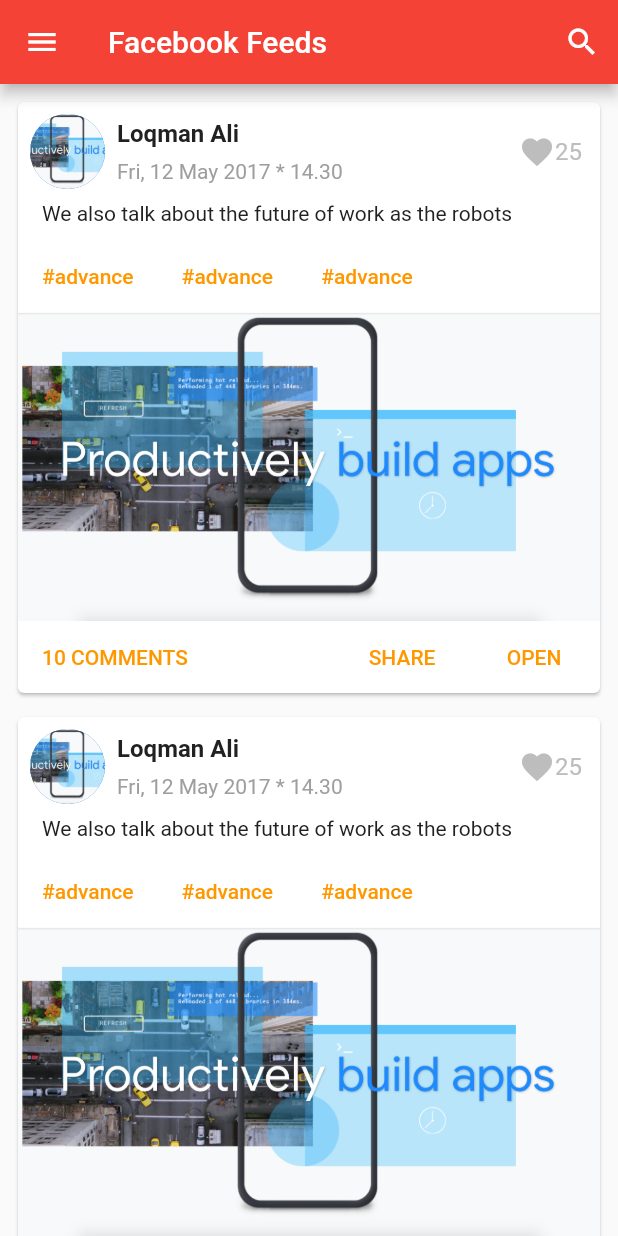
After one commit to loqmanali/flutterappnews5, a Flutter app: the FacebookFeeds screen opened directly, on a phone screen of 412 x 824 dp. The commit adds this screen. Run offline on Flutter 3.47's test engine with Material 2 defaults, Android fonts, the phone set to English and light mode, and no system bars; our stand-ins replace shared_preferences; accounts and stored records are empty.

Commit message:
add facebook feeds screen

```diff
--- /dev/null
+++ b/lib/screens/facebook_feed.dart
@@ -0,0 +1,168 @@
+import 'package:flutter/material.dart';
+import 'package:flutterappnews5/shared_ui/navigation_drawer.dart';
+
+class FacebookFeeds extends StatefulWidget {
+  @override
+  _FacebookFeedsState createState() => _FacebookFeedsState();
+}
+
+class _FacebookFeedsState extends State<FacebookFeeds> {
+  TextStyle _hashTagStyle = TextStyle(color: Colors.orange);
+  @override
+  Widget build(BuildContext context) {
+    return SafeArea(
+      child: Scaffold(
+        appBar: AppBar(
+          title: Text('Facebook Feeds'),
+          actions: [
+            IconButton(
+              icon: Icon(Icons.search),
+              onPressed: () {},
+            ),
+          ],
+        ),
+        drawer: NavigationDrawer(),
+        body: ListView.builder(
+          padding: EdgeInsets.all(8.0),
+          itemBuilder: (context, position) {
+            return Padding(
+              padding: const EdgeInsets.only(bottom: 8.0),
+              child: Card(
+                child: Column(
+                  crossAxisAlignment: CrossAxisAlignment.start,
+                  children: [
+                    _drawHeader(),
+                    _drawTitle(),
+                    _drawHashTags(),
+                    _drawBody(),
+                    _drawFooter(),
+                  ],
+                ),
+              ),
+            );
+          },
+          itemCount: 20,
+        ),
+      ),
+    );
+  }
+
+  Widget _drawHeader() {
+    return Row(
+      mainAxisAlignment: MainAxisAlignment.spaceBetween,
+      children: [
+        Row(
+          children: [
+            Padding(
+              padding: const EdgeInsets.all(8.0),
+              child: CircleAvatar(
+                backgroundImage: ExactAssetImage('assets/placeholder_bg.png'),
+                radius: 25,
+              ),
+            ),
+            Column(
+              crossAxisAlignment: CrossAxisAlignment.start,
+              children: [
+                Text(
+                  'Loqman Ali',
+                  style: TextStyle(
+                    color: Colors.grey.shade900,
+                    fontSize: 16,
+                    fontWeight: FontWeight.w600,
+                  ),
+                ),
+                SizedBox(width: 8.0),
+                SizedBox(height: 8),
+                Text(
+                  'Fri, 12 May 2017 * 14.30',
+                  style: TextStyle(color: Colors.grey),
+                ),
+              ],
+            ),
+          ],
+        ),
+        Row(
+          children: [
+            IconButton(
+              icon: Icon(
+                Icons.favorite,
+                color: Colors.grey.shade400,
+              ),
+              onPressed: () {},
+            ),
+            Transform.translate(
+              offset: Offset(-12, 0),
+              child: Text(
+                '25',
+                style: TextStyle(
+                  color: Colors.grey.shade400,
+                  fontSize: 16,
+                ),
+              ),
+            )
+          ],
+        ),
+      ],
+    );
+  }
+
+  Widget _drawTitle() {
+    return Padding(
+      padding: const EdgeInsets.only(bottom: 10.0, left: 16.0, right: 16.0),
+      child: Text(
+        'We also talk about the future of work as the robots',
+        style: TextStyle(color: Colors.grey.shade900),
+      ),
+    );
+  }
+
+  Widget _drawHashTags() {
+    return Container(
+      child: Wrap(
+        children: [
+          FlatButton(
+            onPressed: () {},
+            child: Text('#advance', style: _hashTagStyle),
+          ),
+          FlatButton(
+            onPressed: () {},
+            child: Text('#advance', style: _hashTagStyle),
+          ),
+          FlatButton(
+            onPressed: () {},
+            child: Text('#advance', style: _hashTagStyle),
+          ),
+        ],
+      ),
+    );
+  }
+
+  Widget _drawBody() {
+    return SizedBox(
+      width: double.infinity,
+      height: MediaQuery.of(context).size.height * 0.25,
+      child: Image(
+        image: ExactAssetImage('assets/placeholder_bg.png'),
+        fit: BoxFit.cover,
+      ),
+    );
+  }
+
+  Widget _drawFooter() {
+    return Row(
+      mainAxisAlignment: MainAxisAlignment.spaceBetween,
+      children: [
+        FlatButton(
+            onPressed: () {}, child: Text('10 COMMENTS', style: _hashTagStyle)),
+        Row(
+          children: [
+            FlatButton(
+                onPressed: () {}, child: Text('SHARE', style: _hashTagStyle)),
+            FlatButton(
+                onPressed: () {}, child: Text('OPEN', style: _hashTagStyle)),
+          ],
+        ),
+      ],
+    );
+  }
+}
--- a/lib/shared_ui/navigation_drawer.dart
+++ b/lib/shared_ui/navigation_drawer.dart
@@ -1,5 +1,6 @@
 import 'package:flutter/material.dart';
 import 'package:flutterappnews5/models/nav_menu.dart';
+import 'package:flutterappnews5/screens/facebook_feed.dart';
 import 'package:flutterappnews5/screens/headline_news.dart';
 import 'package:flutterappnews5/screens/home_screen.dart';
 import 'package:flutterappnews5/screens/instagram_feed.dart';
@@ -16,7 +17,7 @@
     NavMenuItem('Headline News', () => HeadLineNews()),
     NavMenuItem('Twitter Feeds', () => TwitterFeed()),
     NavMenuItem('Instagram Feeds', () => InstagramFeed()),
-    NavMenuItem('Photos', () => HeadLineNews()),
+    NavMenuItem('Facebook Feeds', () => FacebookFeeds()),
     NavMenuItem('Settings', () => HeadLineNews()),
     NavMenuItem('LogOut', () => HeadLineNews()),
   ];
```
